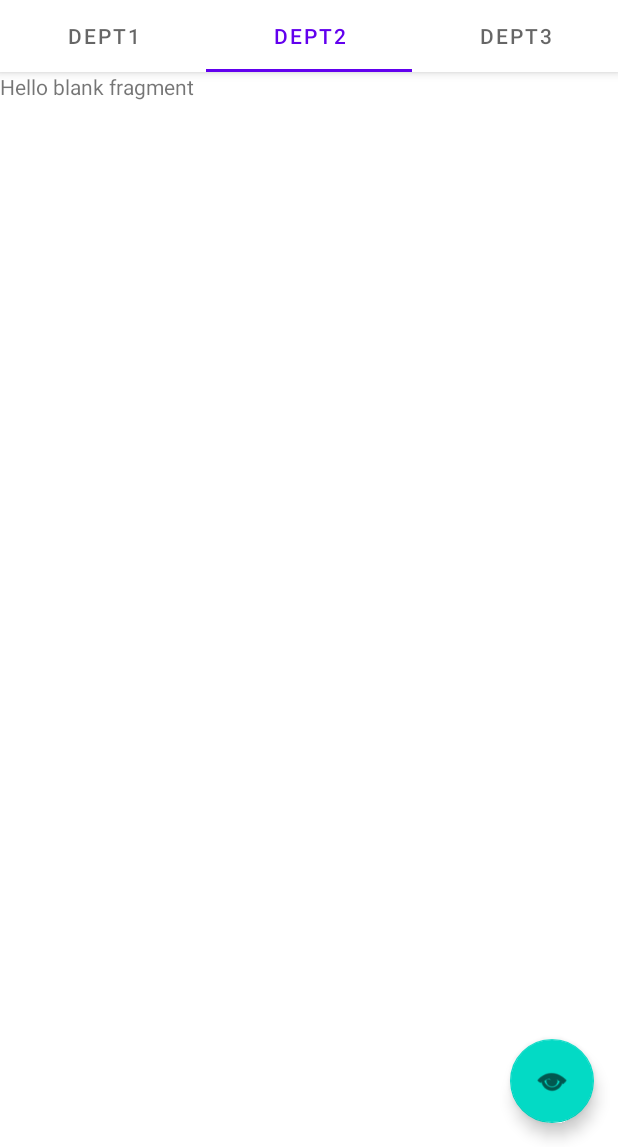
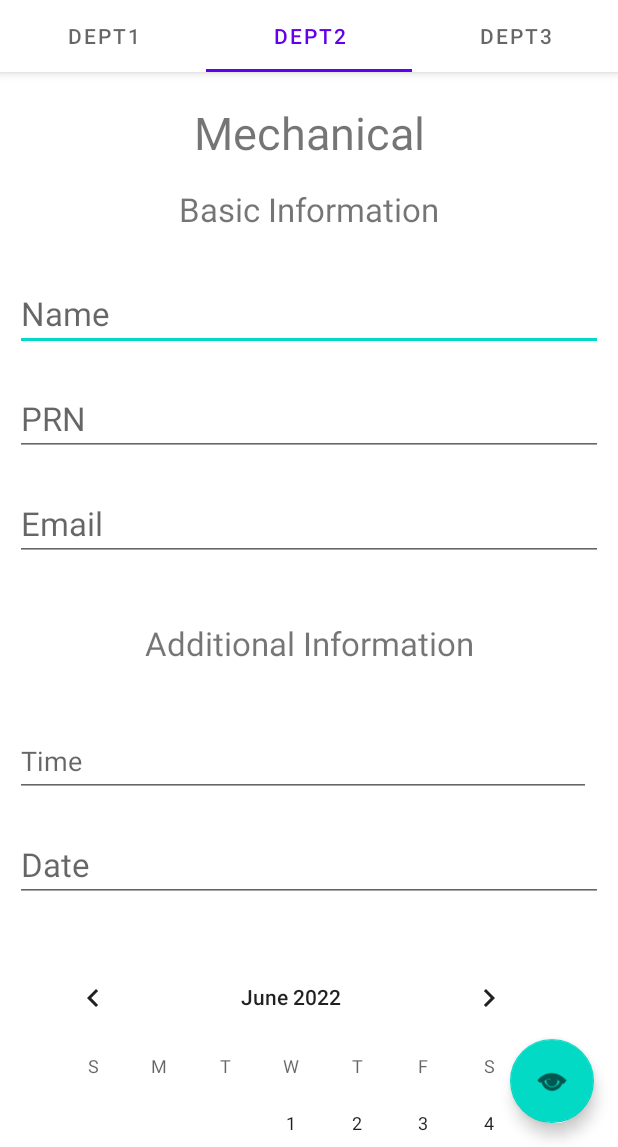
Before and after one commit to Anuj-Rathore24/MiniProject, an Android app: the screen it shows after launch (HomePage), tab 2 chosen, on a phone screen of 412 x 824 dp, the part 89-1236 px from its top. Run offline under Robolectric (Android 15) with nearby library versions, the light colour scheme and no system bars; 1 statement that could not run was skipped.

Commit message:
added views in mech fragment

```diff
--- a/app/src/main/res/layout/fragment_mech_form.xml
+++ b/app/src/main/res/layout/fragment_mech_form.xml
@@ -1,14 +1,132 @@
 <?xml version="1.0" encoding="utf-8"?>
 <FrameLayout xmlns:android="http://schemas.android.com/apk/res/android"
+    xmlns:app="http://schemas.android.com/apk/res-auto"
     xmlns:tools="http://schemas.android.com/tools"
     android:layout_width="match_parent"
     android:layout_height="match_parent"
-    tools:context=".MechForm">
-
-    <!-- TODO: Update blank fragment layout -->
-    <TextView
+    tools:context=".CseForm"
+    >
+    <androidx.constraintlayout.widget.ConstraintLayout
         android:layout_width="match_parent"
         android:layout_height="match_parent"
-        android:text="@string/hello_blank_fragment" />
 
+        >
+
+
+        <TextView
+            android:id="@+id/mechfraghead"
+            android:layout_width="match_parent"
+            android:layout_height="wrap_content"
+            android:layout_margin="20dp"
+            android:text="Mechanical"
+            android:textAlignment="center"
+            android:textSize="30sp"
+            app:layout_constraintBottom_toBottomOf="parent"
+            app:layout_constraintTop_toTopOf="parent"
+            app:layout_constraintVertical_bias="0.0"
+            tools:layout_editor_absoluteX="20dp" />
+
+
+        <androidx.core.widget.NestedScrollView
+            android:layout_width="match_parent"
+            android:layout_height="wrap_content"
+            app:layout_constraintBottom_toBottomOf="parent"
+            app:layout_constraintEnd_toEndOf="parent"
+            app:layout_constraintHorizontal_bias="0.0"
+            app:layout_constraintStart_toStartOf="parent"
+            app:layout_constraintTop_toBottomOf="@+id/mechfraghead"
+            android:isScrollContainer="false"
+            app:layout_constraintVertical_bias="0.06999999">
+
+            <androidx.appcompat.widget.LinearLayoutCompat
+                android:layout_width="match_parent"
+                android:layout_height="wrap_content"
+
+                android:orientation="vertical">
+
+
+                <TextView
+                    android:id="@+id/basicinfo"
+                    android:layout_width="match_parent"
+                    android:layout_height="wrap_content"
+                    android:layout_margin="20dp"
+                    android:text="Basic Information"
+                    android:textAlignment="center"
+                    android:textSize="22sp" />
+
+                <EditText
+                    android:id="@+id/name"
+                    android:layout_width="match_parent"
+                    android:layout_height="wrap_content"
+                    android:layout_margin="10dp"
+                    android:hint="Name"
+                    android:inputType="text"
+                    android:textSize="22sp" />
+
+                <EditText
+                    android:id="@+id/prn"
+                    android:layout_width="match_parent"
+                    android:layout_height="wrap_content"
+                    android:layout_margin="10dp"
+
+                    android:hint="PRN"
+                    android:inputType="number"
+                    android:textSize="22sp" />
+
+                <EditText
+                    android:id="@+id/email"
+                    android:layout_width="match_parent"
+                    android:layout_height="wrap_content"
+                    android:layout_margin="10dp"
+                    android:hint="Email"
+                    android:inputType="textEmailAddress"
+                    android:textSize="22sp" />
+
+                <TextView
+                    android:id="@+id/additional"
+                    android:layout_width="match_parent"
+                    android:layout_height="wrap_content"
+                    android:layout_margin="30dp"
+                    android:text="Additional Information"
+                    android:textAlignment="center"
+                    android:textSize="22sp" />
+
+                <EditText
+                    android:id="@+id/editTextTime"
+                    android:layout_width="wrap_content"
+                    android:layout_height="wrap_content"
+                    android:layout_margin="10dp"
+                    android:ems="18"
+                    android:hint="Time"
+                    android:inputType="time"
+                    android:minHeight="48dp" />
+
+                <EditText
+                    android:id="@+id/editTextDate"
+                    android:layout_width="wrap_content"
+                    android:layout_height="wrap_content"
+                    android:layout_margin="10dp"
+                    android:ems="18"
+                    android:hint="Date"
+                    android:inputType="date"
+                    android:textSize="22sp" />
+
+                <CalendarView
+                    android:id="@+id/calendarView"
+                    android:layout_width="wrap_content"
+                    android:layout_height="wrap_content"
+                    android:layout_margin="20dp" />
+
+                <Button
+                    android:id="@+id/button"
+                    android:layout_width="wrap_content"
+                    android:layout_height="wrap_content"
+                    android:layout_marginLeft="150dp"
+                    android:layout_marginBottom="60dp"
+                    android:text="Submit" />
+
+
+            </androidx.appcompat.widget.LinearLayoutCompat>
+        </androidx.core.widget.NestedScrollView>
+    </androidx.constraintlayout.widget.ConstraintLayout>
 </FrameLayout>
```
